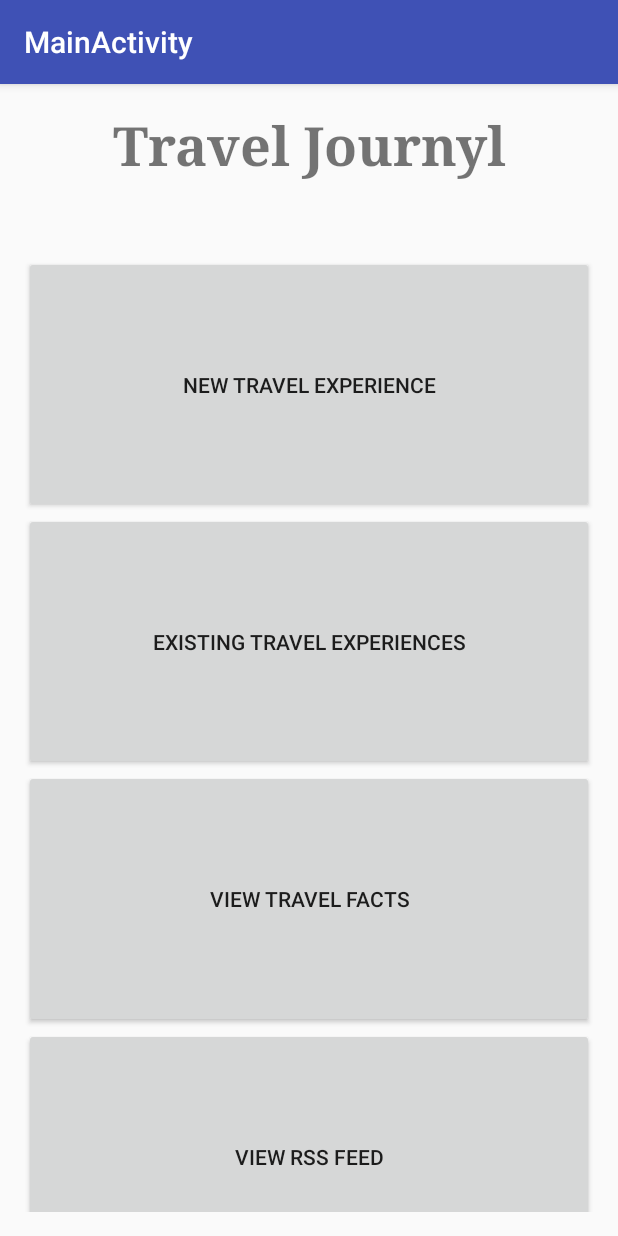
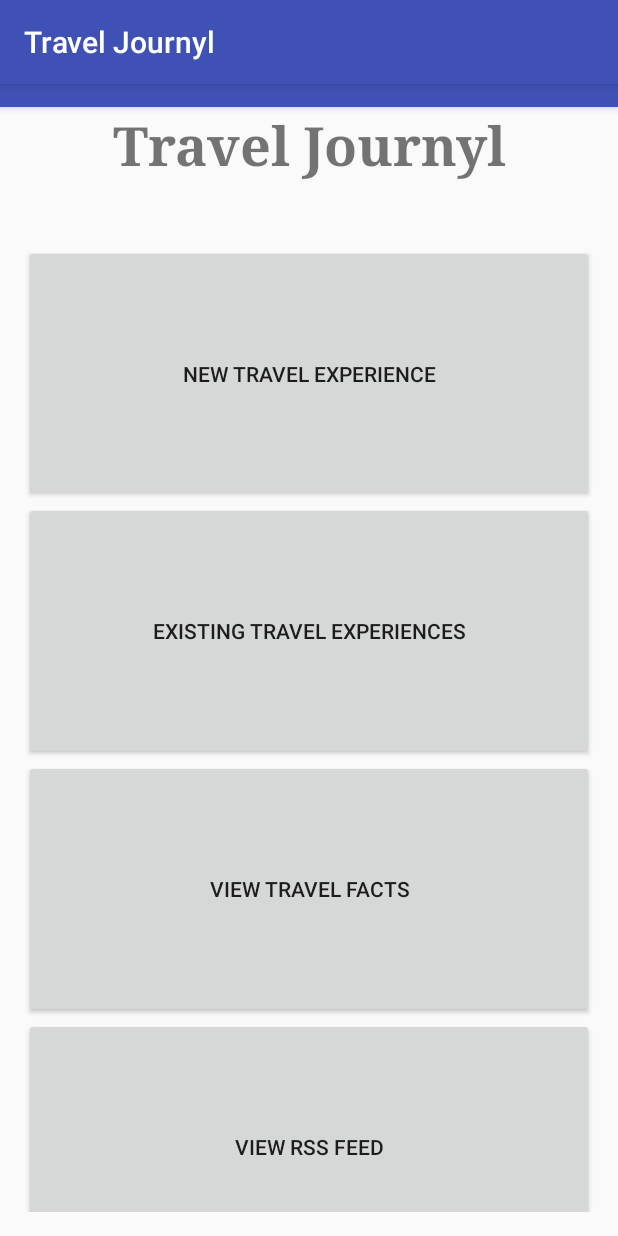
Before and after one commit to drakegens/Travel-Journyl, an Android app: the screen it shows after launch (MainActivity), on a phone screen of 412 x 824 dp. Run offline under Robolectric (Android 15) with nearby library versions, the phone set to English and light mode, and no system bars; 1 statement that could not run was skipped.

```diff
--- a/app/src/main/AndroidManifest.xml
+++ b/app/src/main/AndroidManifest.xml
@@ -12,7 +12,6 @@
 
         <activity
             android:name=".MainActivity"
-            android:label="@string/title_activity_main"
             android:theme="@style/AppTheme">
             <intent-filter>
                 <action android:name="android.intent.action.MAIN" />
--- a/app/src/main/java/drakegens/traveljournyl/MainActivity.java
+++ b/app/src/main/java/drakegens/traveljournyl/MainActivity.java
@@ -3,6 +3,7 @@ package drakegens.traveljournyl;
 import android.content.Intent;
 import android.os.Bundle;
 import android.support.v7.app.AppCompatActivity;
+import android.support.v7.widget.Toolbar;
 import android.view.View;
 import android.widget.Button;
 
@@ -17,7 +18,8 @@ public class MainActivity extends AppCompatActivity {
     protected void onCreate(Bundle savedInstanceState) {
         super.onCreate(savedInstanceState);
         setContentView(R.layout.activity_main);
-
+        Toolbar mainMenuToolbar = (Toolbar) findViewById(R.id.main_toolbar);
+        setSupportActionBar(mainMenuToolbar);
         //Wiring up my buttons to go to correct activity onClick
         newTravelExperience = (Button) findViewById(R.id.newTravelExbtn);
         newTravelExperience.setOnClickListener(new View.OnClickListener() {
--- a/app/src/main/res/layout/activity_main.xml
+++ b/app/src/main/res/layout/activity_main.xml
@@ -6,6 +6,14 @@
     android:layout_height="match_parent"
     android:fitsSystemWindows="true"
     tools:context="drakegens.traveljournyl.MainActivity">
+    <android.support.v7.widget.Toolbar
+        android:id="@+id/main_toolbar"
+        android:layout_width="match_parent"
+        android:background="?attr/colorPrimary"
+        android:elevation="4dp"
+        android:theme="@style/ThemeOverlay.AppCompat.ActionBar"
+        app:popupTheme="@style/ThemeOverlay.AppCompat.Light"
+        android:layout_height="15dp" />
 
     <include layout="@layout/content_main" />
 
--- a/app/src/main/res/layout/activity_view_travel_facts.xml
+++ b/app/src/main/res/layout/activity_view_travel_facts.xml
@@ -29,11 +29,11 @@
     <TextView
         android:text="@string/travelFact"
         android:layout_width="match_parent"
-        android:layout_height="161dp"
+        android:layout_height="145dp"
         android:id="@+id/displayFact"
         android:padding="30dp"
         android:layout_marginTop="25dp"
-        android:layout_weight="0.07" />
+        android:layout_weight="0.05" />
 
     <LinearLayout
         android:orientation="horizontal"
--- a/app/src/main/res/layout/content_main.xml
+++ b/app/src/main/res/layout/content_main.xml
@@ -31,28 +31,28 @@
     <Button
         android:text="@string/newTravelExperience"
         android:layout_width="match_parent"
-        android:layout_height="wrap_content"
         android:id="@+id/newTravelExbtn"
-        android:layout_weight="0.25" />
+        android:layout_weight="0.25"
+        android:layout_height="65dp" />
 
     <Button
         android:text="@string/existingTravelExperience"
         android:layout_width="match_parent"
-        android:layout_height="wrap_content"
+        android:layout_height="65dp"
         android:id="@+id/existTravelExbtn"
         android:layout_weight="0.25" />
 
     <Button
         android:text="@string/viewTravelFacts"
         android:layout_width="match_parent"
-        android:layout_height="wrap_content"
+        android:layout_height="65dp"
         android:id="@+id/travelFactsbtn"
         android:layout_weight="0.25" />
 
     <Button
         android:text="@string/viewRSSFeed"
         android:layout_width="match_parent"
-        android:layout_height="wrap_content"
+        android:layout_height="65dp"
         android:id="@+id/RSSFeedbtn"
         android:layout_weight="0.25" />
 </LinearLayout>
--- a/app/src/main/res/values/strings.xml
+++ b/app/src/main/res/values/strings.xml
@@ -11,4 +11,5 @@
     <string name="travelFact"> </string>
     <string name="addNewFactBtnTxt">Add Your Own Fact!</string>
     <string name="newRandomFactBtnTxt">New Fact</string>
+    <string name="action_about">About Menu</string>
 </resources>
```
Also changed, not shown: app/src/main/java/drakegens/traveljournyl/ViewTravelFactsActivity.java (+16 -18 lines), app/src/main/res/menu/action_button_items.xml (added, +16 -0 lines), app/src/main/ic_launcher-web.png (added), app/src/main/res/mipmap-hdpi/ic_launcher.png, app/src/main/res/mipmap-mdpi/ic_launcher.png, app/src/main/res/mipmap-xhdpi/ic_launcher.png, app/src/main/res/mipmap-xxhdpi/ic_launcher.png, app/src/main/res/mipmap-xxxhdpi/ic_launcher.png.
